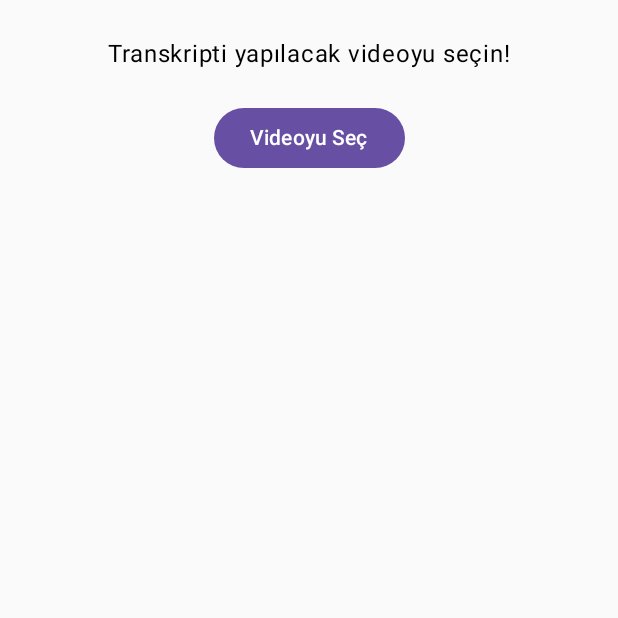
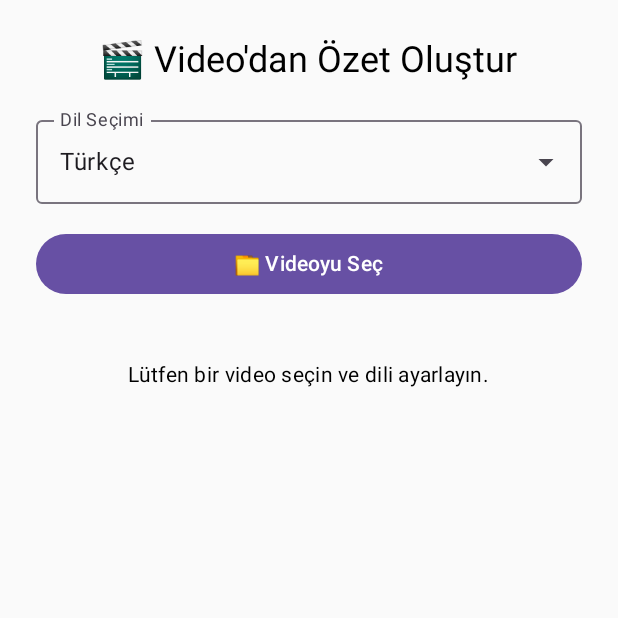
Before and after one commit to ZaferGuvenn/LastMinuteGenius, an Android app built with Jetpack Compose: the screen it shows after launch (MainActivity), on a phone screen of 412 x 824 dp, the top half of it. Run offline under Robolectric (Android 15) with nearby library versions, the phone set to English and light mode, and no system bars; our stand-ins replace Dagger/Hilt's generated code; libraries missing offline, so code that uses them is left out: com.arthenica.ffmpegkit.

Commit message:
- The transcript was enhanced with Gemini AI, and a more advanced version of the selected video transcript appears on the screen as an output.
- This output will be requested again from Gemini AI in the future, and a summary will be requested.

- The interface was kept simple and easy to test.

```diff
--- a/app/src/main/java/com/fastthinkerstudios/lastminutegenius/presentation/main/MainScreen.kt
+++ b/app/src/main/java/com/fastthinkerstudios/lastminutegenius/presentation/main/MainScreen.kt
@@ -3,64 +3,153 @@ package com.fastthinkerstudios.lastminutegenius.presentation.main
 import androidx.activity.compose.rememberLauncherForActivityResult
 import androidx.activity.result.contract.ActivityResultContracts
 import androidx.compose.foundation.layout.Arrangement
+import androidx.compose.foundation.layout.Box
 import androidx.compose.foundation.layout.Column
+import androidx.compose.foundation.layout.Spacer
 import androidx.compose.foundation.layout.fillMaxSize
+import androidx.compose.foundation.layout.fillMaxWidth
+import androidx.compose.foundation.layout.height
+import androidx.compose.foundation.layout.heightIn
 import androidx.compose.foundation.layout.padding
+import androidx.compose.foundation.rememberScrollState
+import androidx.compose.foundation.shape.RoundedCornerShape
+import androidx.compose.foundation.verticalScroll
 import androidx.compose.material3.Button
+import androidx.compose.material3.Card
+import androidx.compose.material3.CardDefaults
 import androidx.compose.material3.CircularProgressIndicator
+import androidx.compose.material3.DropdownMenuItem
+import androidx.compose.material3.ExperimentalMaterial3Api
+import androidx.compose.material3.ExposedDropdownMenuBox
+import androidx.compose.material3.ExposedDropdownMenuDefaults
 import androidx.compose.material3.MaterialTheme
+import androidx.compose.material3.OutlinedTextField
 import androidx.compose.material3.Text
 import androidx.compose.runtime.*
 import androidx.compose.runtime.collectAsState
 import androidx.compose.ui.Alignment
 import androidx.compose.ui.Modifier
 import androidx.compose.ui.unit.dp
+import androidx.compose.ui.unit.sp
 import androidx.hilt.navigation.compose.hiltViewModel
 
+@OptIn(ExperimentalMaterial3Api::class)
 @Composable
-fun MainScreen(viewModel:MainViewModel = hiltViewModel()) {
-
+fun MainScreen(viewModel: MainViewModel = hiltViewModel()) {
     val uiState by viewModel.uiState.collectAsState()
 
     val videoPicker = rememberLauncherForActivityResult(
         contract = ActivityResultContracts.GetContent(),
-        onResult = { uri ->
+        onResult = { uri -> uri?.let { viewModel.onVideoSelected(it) } }
+    )
 
-            uri?.let { viewModel.onVideoSelected(it)}
-        }
-    )
+    var expanded by remember { mutableStateOf(false) }
+    val languageOptions = listOf("Türkçe" to "tr-TR", "İngilizce" to "en-US")
+    var selectedLanguage by remember { mutableStateOf(languageOptions[0]) }
+
+    val scrollState = rememberScrollState()
 
     Column(
         modifier = Modifier
             .fillMaxSize()
+            .verticalScroll(scrollState)
             .padding(24.dp),
-        verticalArrangement = Arrangement.spacedBy(20.dp),
         horizontalAlignment = Alignment.CenterHorizontally
-    ){
+    ) {
 
-        when{
-            uiState.isLoading -> {
-                CircularProgressIndicator()
-                Text("Video işleniyor...")
-            }
+        Text(
+            text = "🎬 Video'dan Özet Oluştur",
+            style = MaterialTheme.typography.headlineSmall,
+            modifier = Modifier.padding(bottom = 16.dp)
+        )
 
-            uiState.summary.isNotBlank() -> {
-                Text("Video Özeti", style = MaterialTheme.typography.titleMedium)
-                Text(uiState.summary)
+        // Dil Seçimi
+        ExposedDropdownMenuBox(
+            expanded = expanded,
+            onExpandedChange = { expanded = !expanded }
+        ) {
+            OutlinedTextField(
+                value = selectedLanguage.first,
+                onValueChange = {},
+                readOnly = true,
+                label = { Text("Dil Seçimi") },
+                trailingIcon = { ExposedDropdownMenuDefaults.TrailingIcon(expanded = expanded) },
+                modifier = Modifier
+                    .fillMaxWidth()
+                    .menuAnchor()
+            )
 
-                println(uiState.summary)
-            }
-
-            else -> {
-                Text("Transkripti yapılacak videoyu seçin!")
-                Button(onClick = {videoPicker.launch("video/*")}) {
-                    Text("Videoyu Seç")
+            ExposedDropdownMenu(
+                expanded = expanded,
+                onDismissRequest = { expanded = false }
+            ) {
+                languageOptions.forEach { option ->
+                    DropdownMenuItem(
+                        text = { Text(option.first) },
+                        onClick = {
+                            selectedLanguage = option
+                            expanded = false
+                            viewModel.setLanguageCode(option.second)
+                        }
+                    )
                 }
             }
         }
 
+        Spacer(modifier = Modifier.height(16.dp))
 
+        Button(
+            onClick = { videoPicker.launch("video/*") },
+            modifier = Modifier.fillMaxWidth()
+        ) {
+            Text("📁 Videoyu Seç")
+        }
+
+        Spacer(modifier = Modifier.height(24.dp))
+
+        when {
+            uiState.isLoading -> {
+                Column(horizontalAlignment = Alignment.CenterHorizontally) {
+                    CircularProgressIndicator()
+                    Spacer(modifier = Modifier.height(8.dp))
+                    Text(
+                        "Video işleniyor, lütfen bekleyin...",
+                        style = MaterialTheme.typography.bodyMedium
+                    )
+                }
+            }
+
+            uiState.summary.isNotBlank() -> {
+                Card(
+                    modifier = Modifier
+                        .fillMaxWidth()
+                        .padding(top = 16.dp),
+                    elevation = CardDefaults.cardElevation(defaultElevation = 6.dp),
+                    shape = RoundedCornerShape(12.dp)
+                ) {
+                    Box(
+                        modifier = Modifier
+                            .heightIn(min = 200.dp, max = 400.dp) // kart yüksekliğini sınırla
+                            .verticalScroll(rememberScrollState()) // sadece burası scrollable
+                            .padding(16.dp)
+                    ) {
+                        Text(
+                            text = uiState.summary,
+                            style = MaterialTheme.typography.bodyLarge,
+                            lineHeight = 22.sp
+                        )
+                    }
+
+                }
+            }
+
+            else -> {
+                Spacer(modifier = Modifier.height(16.dp))
+                Text(
+                    "Lütfen bir video seçin ve dili ayarlayın.",
+                    style = MaterialTheme.typography.bodyMedium
+                )
+            }
+        }
     }
-
-
 }
--- a/app/src/main/java/com/fastthinkerstudios/lastminutegenius/presentation/main/MainViewModel.kt
+++ b/app/src/main/java/com/fastthinkerstudios/lastminutegenius/presentation/main/MainViewModel.kt
@@ -23,6 +23,8 @@ class MainViewModel @Inject constructor(
 
     private val _uiState = MutableStateFlow(UiState())
     val uiState: StateFlow<UiState> = _uiState
+
+    private var languageCodeStr = "tr-TR"
 
     fun onVideoSelected(uri: Uri){
         viewModelScope.launch {
@@ -55,6 +57,11 @@ class MainViewModel @Inject constructor(
         }
     }
 
+    fun setLanguageCode(code: String) {
+        languageCodeStr = code
+    }
+
+
 
 
 }
```
